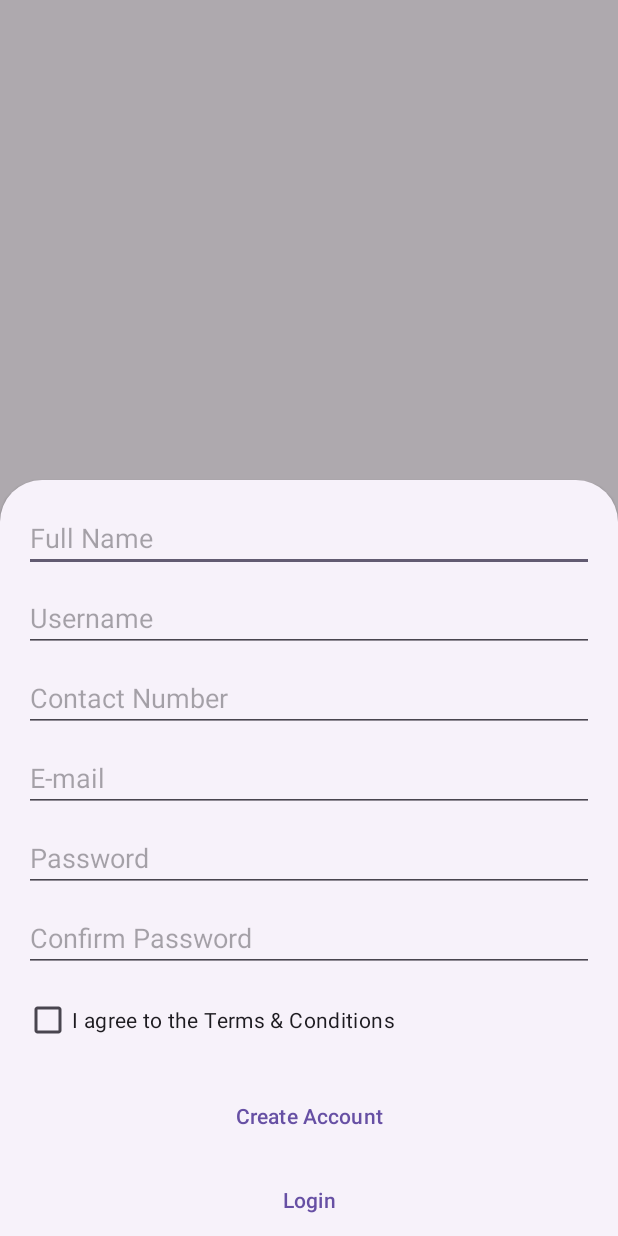
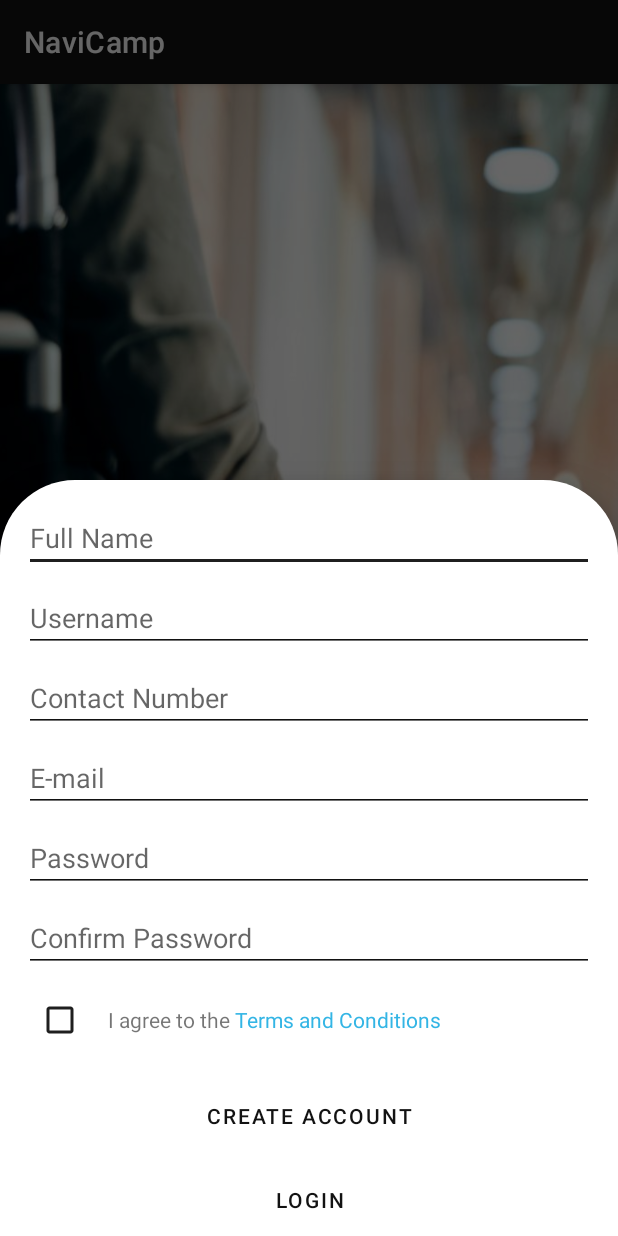
Before and after one commit to Chaaan30/NaviCamp-new, an Android app: the fragment RegisterBottomSheet placed in its activity, on a phone screen of 412 x 824 dp. Run offline under Robolectric (Android 15) with nearby library versions, the phone set to English and light mode, and no system bars.

Commit message:
design
- redesign of login and register
- added dark mode

```diff
--- a/app/src/main/AndroidManifest.xml
+++ b/app/src/main/AndroidManifest.xml
@@ -10,7 +10,7 @@
         android:label="@string/app_name"
         android:roundIcon="@mipmap/ic_launcher_round"
         android:supportsRtl="true"
-        android:theme="@style/Theme.NaviCamp"
+        android:theme="@style/Theme.MyApp"
         tools:targetApi="31">
         <activity
             android:name=".MainActivity"
@@ -20,7 +20,6 @@
                 <category android:name="android.intent.category.LAUNCHER" />
             </intent-filter>
         </activity>
-        <activity android:name=".RegisterActivity" />
     </application>
 
 </manifest>
--- a/app/src/main/java/com/capstone/navicamp/LoginBottomSheet.kt
+++ b/app/src/main/java/com/capstone/navicamp/LoginBottomSheet.kt
@@ -1,13 +1,16 @@
 package com.capstone.navicamp
 
 import android.app.AlertDialog
+import android.app.Dialog
 import android.os.Bundle
 import android.view.LayoutInflater
 import android.view.View
 import android.view.ViewGroup
 import android.widget.Button
 import android.widget.TextView
+import androidx.core.content.ContextCompat
 import com.google.android.material.bottomsheet.BottomSheetDialogFragment
+import com.google.android.material.bottomsheet.BottomSheetDialog
 
 class LoginBottomSheet : BottomSheetDialogFragment() {
     override fun onCreateView(
@@ -36,4 +39,13 @@ class LoginBottomSheet : BottomSheetDialogFragment() {
 
         return view
     }
+
+    override fun onCreateDialog(savedInstanceState: Bundle?): Dialog {
+        val dialog = super.onCreateDialog(savedInstanceState) as BottomSheetDialog
+        dialog.setOnShowListener {
+            val bottomSheet = dialog.findViewById<View>(com.google.android.material.R.id.design_bottom_sheet)
+            bottomSheet?.background = ContextCompat.getDrawable(requireContext(), R.drawable.rounded_bottom_sheet)
+        }
+        return dialog
+    }
 }
--- a/app/src/main/java/com/capstone/navicamp/RegisterBottomSheet.kt
+++ b/app/src/main/java/com/capstone/navicamp/RegisterBottomSheet.kt
@@ -1,13 +1,20 @@
 package com.capstone.navicamp
 
 import android.app.AlertDialog
+import android.app.Dialog
 import android.os.Bundle
+import android.text.SpannableString
+import android.text.Spanned
+import android.text.style.ForegroundColorSpan
 import android.view.LayoutInflater
 import android.view.View
 import android.view.ViewGroup
 import android.widget.Button
 import android.widget.CheckBox
+import android.widget.TextView
+import androidx.core.content.ContextCompat
 import com.google.android.material.bottomsheet.BottomSheetDialogFragment
+import com.google.android.material.bottomsheet.BottomSheetDialog
 
 class RegisterBottomSheet : BottomSheetDialogFragment() {
     override fun onCreateView(
@@ -23,8 +30,21 @@ class RegisterBottomSheet : BottomSheetDialogFragment() {
             dismiss()
         }
 
-        val termsConditionsCheckBox = view.findViewById<CheckBox>(R.id.terms_conditions)
-        termsConditionsCheckBox.setOnClickListener {
+        val termsConditionsCheckBox = view.findViewById<CheckBox>(R.id.terms_conditions_checkbox)
+
+        val termsConditionsText = view.findViewById<TextView>(R.id.terms_conditions_text)
+        val fullText = "I agree to the Terms and Conditions"
+        val spannableString = SpannableString(fullText)
+        val blueColor = ContextCompat.getColor(requireContext(), android.R.color.holo_blue_light)
+        spannableString.setSpan(
+            ForegroundColorSpan(blueColor),
+            fullText.indexOf("Terms and Conditions"),
+            fullText.length,
+            Spanned.SPAN_EXCLUSIVE_EXCLUSIVE
+        )
+        termsConditionsText.text = spannableString
+
+        termsConditionsText.setOnClickListener {
             val dialogView = inflater.inflate(R.layout.dialog_terms_conditions, null)
             AlertDialog.Builder(requireContext())
                 .setView(dialogView)
@@ -35,4 +55,13 @@ class RegisterBottomSheet : BottomSheetDialogFragment() {
 
         return view
     }
+
+    override fun onCreateDialog(savedInstanceState: Bundle?): Dialog {
+        val dialog = super.onCreateDialog(savedInstanceState) as BottomSheetDialog
+        dialog.setOnShowListener {
+            val bottomSheet = dialog.findViewById<View>(com.google.android.material.R.id.design_bottom_sheet)
+            bottomSheet?.background = ContextCompat.getDrawable(requireContext(), R.drawable.rounded_bottom_sheet)
+        }
+        return dialog
+    }
 }
--- /dev/null
+++ b/app/src/main/res/drawable/rounded_bottom_sheet.xml
@@ -0,0 +1,9 @@
+<?xml version="1.0" encoding="utf-8"?>
+<shape xmlns:android="http://schemas.android.com/apk/res/android">
+    <solid android:color="@android:color/white" />
+    <corners
+        android:topLeftRadius="50dp"
+        android:topRightRadius="50dp"
+        android:bottomLeftRadius="0dp"
+        android:bottomRightRadius="0dp" />
+</shape>
--- a/app/src/main/res/layout/activity_main.xml
+++ b/app/src/main/res/layout/activity_main.xml
@@ -1,29 +1,32 @@
-<?xml version="1.0" encoding="utf-8"?>
 <androidx.constraintlayout.widget.ConstraintLayout xmlns:android="http://schemas.android.com/apk/res/android"
     xmlns:app="http://schemas.android.com/apk/res-auto"
     xmlns:tools="http://schemas.android.com/tools"
     android:layout_width="match_parent"
     android:layout_height="match_parent"
+    android:background="@drawable/background"
     tools:context=".MainActivity">
 
-    <Button
-        android:id="@+id/show_register_button"
-        android:layout_width="wrap_content"
+    <LinearLayout
+        android:layout_width="match_parent"
         android:layout_height="wrap_content"
-        android:text="Show Register"
+        android:orientation="vertical"
+        android:padding="16dp"
         app:layout_constraintBottom_toBottomOf="parent"
-        app:layout_constraintEnd_toEndOf="parent"
         app:layout_constraintStart_toStartOf="parent"
-        app:layout_constraintTop_toTopOf="parent" />
+        app:layout_constraintEnd_toEndOf="parent">
 
-    <Button
-        android:id="@+id/show_login_button"
-        android:layout_width="wrap_content"
-        android:layout_height="wrap_content"
-        android:text="Show Login"
-        app:layout_constraintBottom_toBottomOf="parent"
-        app:layout_constraintEnd_toEndOf="parent"
-        app:layout_constraintStart_toStartOf="parent"
-        app:layout_constraintTop_toBottomOf="@id/show_register_button" />
+        <Button
+            android:id="@+id/show_register_button"
+            android:layout_width="match_parent"
+            android:layout_height="wrap_content"
+            android:text="Register"
+            android:layout_marginBottom="8dp" />
+
+        <Button
+            android:id="@+id/show_login_button"
+            android:layout_width="match_parent"
+            android:layout_height="wrap_content"
+            android:text="Login" />
+    </LinearLayout>
 
 </androidx.constraintlayout.widget.ConstraintLayout>
--- a/app/src/main/res/layout/bottom_sheet_register.xml
+++ b/app/src/main/res/layout/bottom_sheet_register.xml
@@ -12,6 +12,7 @@
         android:layout_width="match_parent"
         android:layout_height="wrap_content"
         android:hint="Full Name"
+        android:textColor="?attr/colorOnPrimary"
         android:layout_marginTop="16dp"
         android:layout_marginStart="16dp"
         android:layout_marginEnd="16dp" />
@@ -21,6 +22,7 @@
         android:layout_width="match_parent"
         android:layout_height="wrap_content"
         android:hint="Username"
+        android:textColor="?attr/colorOnPrimary"
         android:layout_marginTop="8dp"
         android:layout_marginStart="16dp"
         android:layout_marginEnd="16dp" />
@@ -30,6 +32,7 @@
         android:layout_width="match_parent"
         android:layout_height="wrap_content"
         android:hint="Contact Number"
+        android:textColor="?attr/colorOnPrimary"
         android:layout_marginTop="8dp"
         android:layout_marginStart="16dp"
         android:layout_marginEnd="16dp" />
@@ -39,6 +42,7 @@
         android:layout_width="match_parent"
         android:layout_height="wrap_content"
         android:hint="E-mail"
+        android:textColor="?attr/colorOnPrimary"
         android:layout_marginTop="8dp"
         android:layout_marginStart="16dp"
         android:layout_marginEnd="16dp" />
@@ -49,6 +53,7 @@
         android:layout_height="wrap_content"
         android:hint="Password"
         android:inputType="textPassword"
+        android:textColor="?attr/colorOnPrimary"
         android:layout_marginTop="8dp"
         android:layout_marginStart="16dp"
         android:layout_marginEnd="16dp" />
@@ -59,17 +64,31 @@
         android:layout_height="wrap_content"
         android:hint="Confirm Password"
         android:inputType="textPassword"
+        android:textColor="?attr/colorOnPrimary"
         android:layout_marginTop="8dp"
         android:layout_marginStart="16dp"
         android:layout_marginEnd="16dp" />
 
-    <CheckBox
-        android:id="@+id/terms_conditions"
-        android:layout_width="wrap_content"
+    <LinearLayout
+        android:layout_width="match_parent"
         android:layout_height="wrap_content"
-        android:text="I agree to the Terms &amp; Conditions"
+        android:orientation="horizontal"
         android:layout_marginTop="8dp"
-        android:layout_marginStart="16dp" />
+        android:layout_marginStart="16dp"
+        android:layout_marginEnd="16dp">
+
+        <CheckBox
+            android:id="@+id/terms_conditions_checkbox"
+            android:layout_width="wrap_content"
+            android:layout_height="wrap_content"
+            android:buttonTint="?attr/colorControlActivated" />
+
+        <TextView
+            android:id="@+id/terms_conditions_text"
+            android:layout_width="wrap_content"
+            android:layout_height="wrap_content"
+            android:layout_marginStart="8dp" />
+    </LinearLayout>
 
     <Button
         android:id="@+id/create_account"
--- a/app/src/main/res/values/colors.xml
+++ b/app/src/main/res/values/colors.xml
@@ -1,5 +1,8 @@
-<?xml version="1.0" encoding="utf-8"?>
 <resources>
-    <color name="black">#FF000000</color>
-    <color name="white">#FFFFFFFF</color>
+    <color name="primaryColor">#121212</color>
+    <color name="primaryDarkColor">#1F1F1F</color>
+    <color name="onPrimaryColor">#FFFFFF</color>
+    <color name="secondaryColor">#BB86FC</color>
+    <color name="secondaryDarkColor">#3700B3</color>
+    <color name="onSecondaryColor">#000000</color>
 </resources>
--- a/app/src/main/res/values/themes.xml
+++ b/app/src/main/res/values/themes.xml
@@ -1,9 +1,18 @@
 <resources xmlns:tools="http://schemas.android.com/tools">
     <!-- Base application theme. -->
-    <style name="Base.Theme.NaviCamp" parent="Theme.Material3.DayNight.NoActionBar">
-        <!-- Customize your light theme here. -->
-        <!-- <item name="colorPrimary">@color/my_light_primary</item> -->
+    <style name="Theme.MyApp" parent="Theme.MaterialComponents.DayNight.DarkActionBar">
+        <!-- Primary brand color. -->
+        <item name="colorPrimary">@color/primaryColor</item>
+        <item name="colorPrimaryVariant">@color/primaryDarkColor</item>
+        <item name="colorOnPrimary">@color/onPrimaryColor</item>
+        <!-- Secondary brand color. -->
+        <item name="colorSecondary">@color/secondaryColor</item>
+        <item name="colorSecondaryVariant">@color/secondaryDarkColor</item>
+        <item name="colorOnSecondary">@color/onSecondaryColor</item>
+        <!-- Text field colors. -->
+        <item name="colorControlNormal">@color/primaryColor</item>
+        <item name="colorControlActivated">@color/primaryDarkColor</item>
+        <item name="colorControlHighlight">@color/secondaryColor</item>
+        <!-- Customize your theme here. -->
     </style>
-
-    <style name="Theme.NaviCamp" parent="Base.Theme.NaviCamp" />
 </resources>
```
Also changed, not shown: app/src/main/res/drawable/background.jpg (added).
